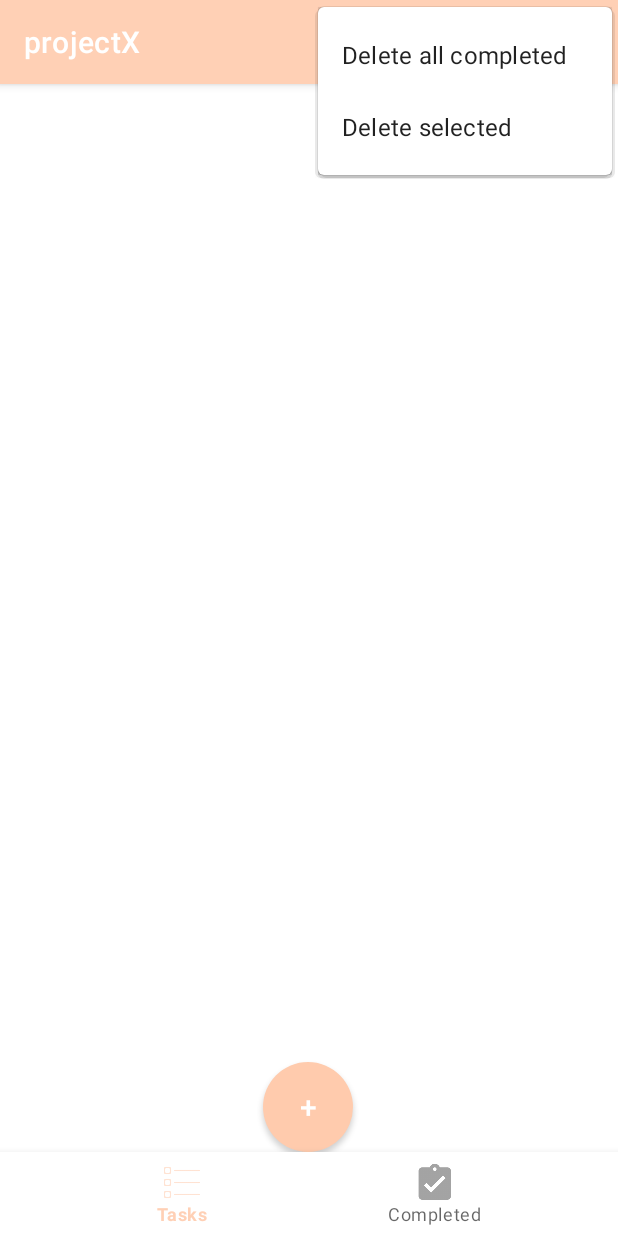
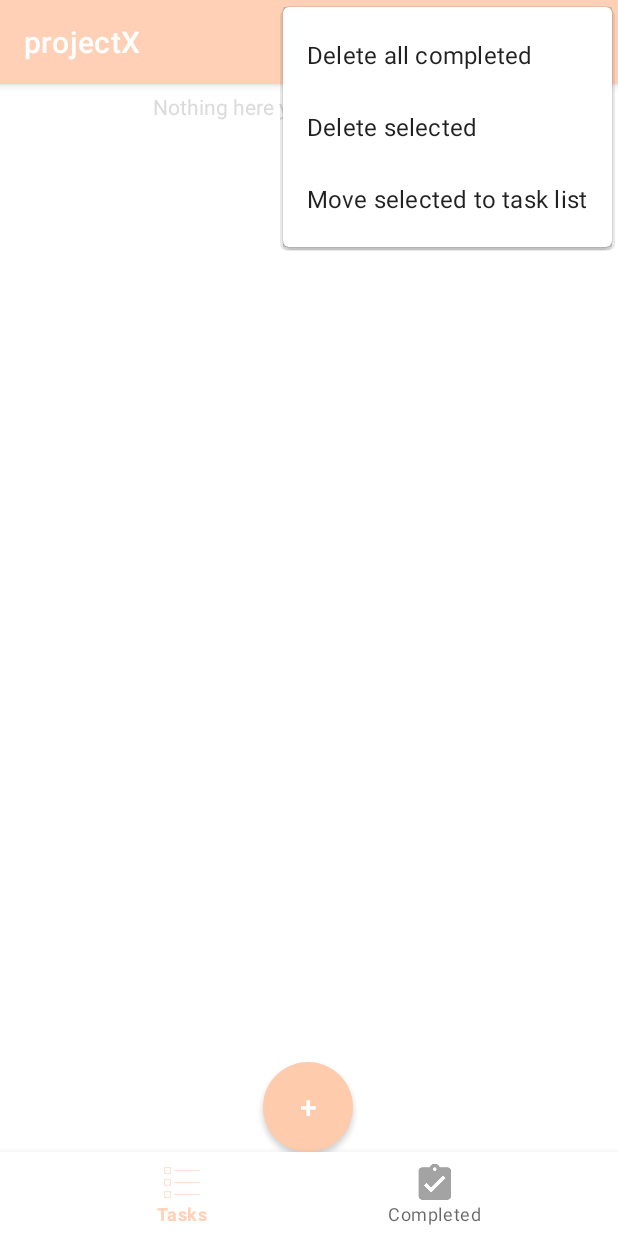
Before and after one commit to matiSzewczyk/TODO-Simple-Task-List, an Android app: the screen it shows after launch (MainActivity), with the options menu open, on a phone screen of 412 x 824 dp. Run offline under Robolectric (Android 15) with nearby library versions, the phone set to English and light mode, and no system bars; our stand-ins replace Room's generated code.

Commit message:
back task back to task list, checked by default, hint if no tasks

```diff
--- a/app/src/main/java/com/example/projectx/CompletedDao.kt
+++ b/app/src/main/java/com/example/projectx/CompletedDao.kt
@@ -12,9 +12,6 @@ interface CompletedDao {
     @Query("SELECT * FROM completed")
     fun getAll(): MutableList<Completed>
 
-    @Query("DELETE FROM completed WHERE task = :task")
-    fun deleteTask(task: String)
-
     @Query("DELETE FROM completed")
     fun deleteAllTasks()
 
@@ -23,4 +20,10 @@ interface CompletedDao {
 
     @Query("UPDATE completed SET checked = :isChecked WHERE task = :task")
     fun changeChecked(task: String, isChecked: Boolean)
+
+    @Query("UPDATE completed SET checked = 1")
+    fun setAllToChecked()
+
+    @Query("INSERT INTO tasks SELECT * FROM completed WHERE checked = 1")
+    fun moveToTaskList()
 }
--- a/app/src/main/java/com/example/projectx/CompletedFragment.kt
+++ b/app/src/main/java/com/example/projectx/CompletedFragment.kt
@@ -10,10 +10,13 @@ import kotlinx.android.synthetic.main.fragment_completed.*
 class CompletedFragment : Fragment(R.layout.fragment_completed) {
     override fun onViewCreated(view: View, savedInstanceState: Bundle?) {
         super.onViewCreated(view, savedInstanceState)
+
         val completedAdapter = CompletedAdapter(requireContext(), mutableListOf())
         val database = AppDatabase.getDatabase(requireContext().applicationContext)
+
+        database.completedDao().setAllToChecked()
         completedAdapter.completedList = database.completedDao().getAll()
-        println(completedList.size)
+
         completedList.adapter = completedAdapter
         completedList.layoutManager = LinearLayoutManager(parentFragment?.context)
     }
--- a/app/src/main/java/com/example/projectx/MainActivity.kt
+++ b/app/src/main/java/com/example/projectx/MainActivity.kt
@@ -68,6 +68,10 @@ class MainActivity : AppCompatActivity() {
                 database.completedDao().deleteSelected()
                 true
             }
+            R.id.settings_move_back -> {
+                completedAdapter.moveToTaskList()
+                true
+            }
             else -> super.onOptionsItemSelected(item)
         }
     }
--- a/app/src/main/java/com/example/projectx/Task.kt
+++ b/app/src/main/java/com/example/projectx/Task.kt
@@ -10,7 +10,6 @@ data class Task(
     @ColumnInfo(name = "description") val description: String?,
     @ColumnInfo(name = "checked") var checked: Boolean = false
 ) {
-
     @PrimaryKey(autoGenerate = true)
     var id: Int = 0
 }
--- a/app/src/main/java/com/example/projectx/TaskDao.kt
+++ b/app/src/main/java/com/example/projectx/TaskDao.kt
@@ -15,6 +15,9 @@ interface TaskDao {
     @Query("DELETE FROM tasks WHERE task = :task")
     fun deleteTask(task: String)
 
+    @Query("UPDATE tasks SET checked = 0")
+    fun setAllToUnchecked()
+
     @Query("SELECT checked FROM tasks WHERE task = :task")
     fun getChecked(task: String) : Boolean
 }
--- a/app/src/main/java/com/example/projectx/TaskFragment.kt
+++ b/app/src/main/java/com/example/projectx/TaskFragment.kt
@@ -15,12 +15,11 @@ class TaskFragment : Fragment(R.layout.fragment_task) {
     override fun onViewCreated(view: View, savedInstanceState: Bundle?) {
         super.onViewCreated(view, savedInstanceState)
 
-        // Input method manager
         val imm = context?.getSystemService(Context.INPUT_METHOD_SERVICE) as InputMethodManager
-        // Init Database
 
         val todoAdapter = TodoAdapter(requireContext().applicationContext, mutableListOf())
         val database = AppDatabase.getDatabase(requireContext().applicationContext)
+        database.taskDao().setAllToUnchecked()
         todoAdapter.todoList = database.taskDao().getAll()
 
         taskList.adapter = todoAdapter
@@ -30,6 +29,12 @@ class TaskFragment : Fragment(R.layout.fragment_task) {
         showDescriptionInput.visibility = View.INVISIBLE
         showTaskInput.visibility = View.INVISIBLE
         descriptionInput.visibility = View.INVISIBLE
+
+        if (todoAdapter.itemCount == 0) {
+            emptyTaskHint.visibility = View.VISIBLE
+        } else {
+            emptyTaskHint.visibility = View.INVISIBLE
+        }
 
         addTask.setOnClickListener {
             addTask.visibility = View.INVISIBLE
@@ -74,6 +79,7 @@ class TaskFragment : Fragment(R.layout.fragment_task) {
                 taskInput.visibility = View.INVISIBLE
                 showTaskInput.visibility = View.INVISIBLE
                 imm.hideSoftInputFromWindow(view.windowToken, 0)
+                emptyTaskHint.visibility = View.INVISIBLE
                 return@setOnEditorActionListener true
             }
             false
@@ -90,6 +96,7 @@ class TaskFragment : Fragment(R.layout.fragment_task) {
                     addTask.visibility = View.VISIBLE
                     taskInput.visibility = View.INVISIBLE
                     showDescriptionInput.visibility = View.INVISIBLE
+                    emptyTaskHint.visibility = View.INVISIBLE
                     // Force the soft keyboard to hide
                     imm.hideSoftInputFromWindow(view.windowToken, 0)
                     return@setOnEditorActionListener true
--- a/app/src/main/res/layout/fragment_task.xml
+++ b/app/src/main/res/layout/fragment_task.xml
@@ -92,14 +92,24 @@
             app:layout_constraintBottom_toBottomOf="parent"
             app:layout_constraintStart_toStartOf="parent" />
 
-<!--        <Space-->
-<!--            android:id="@+id/space"-->
-<!--            android:layout_width="wrap_content"-->
-<!--            android:layout_height="wrap_content"-->
-<!--            app:layout_constraintBottom_toTopOf="@id/addTask"-->
-<!--            app:layout_constraintStart_toStartOf="parent"-->
-<!--            app:layout_constraintTop_toBottomOf="@id/taskList"-->
-<!--            app:layout_constraintEnd_toEndOf="parent"/>-->
+        <TextView
+            android:id="@+id/emptyTaskHint"
+            android:layout_width="wrap_content"
+            android:layout_height="wrap_content"
+            android:text="@string/empty_task_hint"
+            android:textColor="@color/description_font"
+            app:layout_constraintEnd_toEndOf="parent"
+            app:layout_constraintStart_toStartOf="parent"
+            app:layout_constraintTop_toTopOf="@+id/taskList" />
+
+<!--        <TextureView-->
+<!--        android:id="@+id/space"-->
+<!--        android:layout_width="wrap_content"-->
+<!--        android:layout_height="wrap_content"-->
+<!--        app:layout_constraintBottom_toTopOf="@id/addTask"-->
+<!--        app:layout_constraintStart_toStartOf="parent"-->
+<!--        app:layout_constraintTop_toBottomOf="@id/taskList"-->
+<!--        app:layout_constraintEnd_toEndOf="parent"/>-->
 
 
     </androidx.constraintlayout.widget.ConstraintLayout>
--- a/app/src/main/res/menu/options_menu.xml
+++ b/app/src/main/res/menu/options_menu.xml
@@ -6,4 +6,7 @@
     <item android:id="@+id/settings_selected"
         android:icon="@drawable/trash_icon"
         android:title="@string/settings_selected" />
+    <item android:id="@+id/settings_move_back"
+        android:icon="@drawable/trash_icon"
+        android:title="@string/settings_move_back" />
 </menu>
--- a/app/src/main/res/values/strings.xml
+++ b/app/src/main/res/values/strings.xml
@@ -6,9 +6,11 @@
     <string name="hello_blank_fragment">Hello blank fragment</string>
     <string name="settings_all">Delete all completed</string>
     <string name="settings_selected">Delete selected</string>
+    <string name="settings_move_back">Move selected to task list</string>
     <string name="taskHint">What\'s next? ;)</string>
     <string name="descriptionHint">Task Description</string>
     <string name="add_button_plus">+</string>
     <string name="add_description">Description</string>
     <string name="edit_description">Edit Description</string>
+    <string name="empty_task_hint">Nothing here yet, let\'s get started!</string>
 </resources>
```
Also changed, not shown: app/src/main/java/com/example/projectx/CompletedAdapter.kt (+7 -1 lines), app/src/main/java/com/example/projectx/TodoAdapter.kt (+6 -3 lines).
